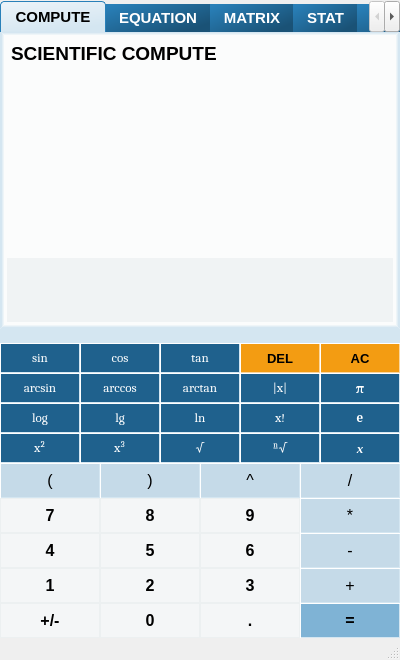
Before: the Qt Designer form visualcalc.ui in Ruixin-Wang/VisualCalc, drawn with Qt 5.
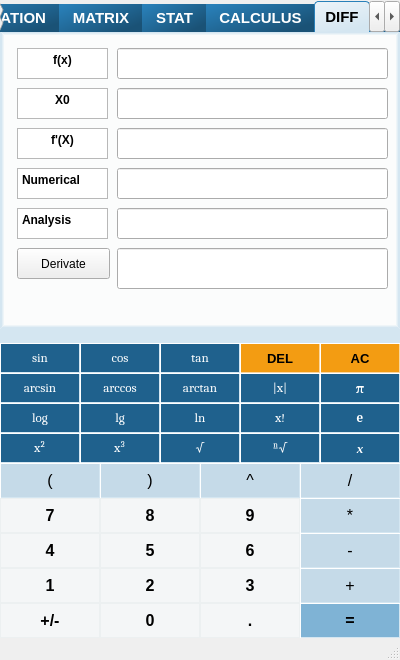
After: the same form once the commit is applied.

Commit message: Some change about visualcalc.ui and cpp

Patch:
```diff
--- a/visualcalc.ui
+++ b/visualcalc.ui
@@ -2789,7 +2789,7 @@
        <enum>QTabWidget::Rounded</enum>
       </property>
       <property name="currentIndex">
-       <number>0</number>
+       <number>5</number>
       </property>
       <property name="elideMode">
        <enum>Qt::ElideNone</enum>
@@ -4725,6 +4725,169 @@
         </item>
        </layout>
       </widget>
+      <widget class="QWidget" name="tab_DIFF">
+       <attribute name="title">
+        <string>DIFF</string>
+       </attribute>
+       <widget class="QPushButton" name="Diff_btn">
+        <property name="geometry">
+         <rect>
+          <x>10</x>
+          <y>210</y>
+          <width>93</width>
+          <height>31</height>
+         </rect>
+        </property>
+        <property name="text">
+         <string>Derivate</string>
+        </property>
+       </widget>
+       <widget class="QTextEdit" name="textEdit">
+        <property name="geometry">
+         <rect>
+          <x>10</x>
+          <y>10</y>
+          <width>91</width>
+          <height>31</height>
+         </rect>
+        </property>
+        <property name="html">
+         <string>&lt;!DOCTYPE HTML PUBLIC &quot;-//W3C//DTD HTML 4.0//EN&quot; &quot;http://www.w3.org/TR/REC-html40/strict.dtd&quot;&gt;
+&lt;html&gt;&lt;head&gt;&lt;meta name=&quot;qrichtext&quot; content=&quot;1&quot; /&gt;&lt;style type=&quot;text/css&quot;&gt;
+p, li { white-space: pre-wrap; }
+&lt;/style&gt;&lt;/head&gt;&lt;body style=&quot; font-family:'SimSun'; font-size:9pt; font-weight:400; font-style:normal;&quot;&gt;
+&lt;p align=&quot;center&quot; style=&quot; margin-top:0px; margin-bottom:0px; margin-left:0px; margin-right:0px; -qt-block-indent:0; text-indent:0px;&quot;&gt;&lt;span style=&quot; font-weight:600;&quot;&gt;f(x)&lt;/span&gt;&lt;/p&gt;&lt;/body&gt;&lt;/html&gt;</string>
+        </property>
+       </widget>
+       <widget class="QTextEdit" name="textEdit_2">
+        <property name="geometry">
+         <rect>
+          <x>10</x>
+          <y>50</y>
+          <width>91</width>
+          <height>31</height>
+         </rect>
+        </property>
+        <property name="html">
+         <string>&lt;!DOCTYPE HTML PUBLIC &quot;-//W3C//DTD HTML 4.0//EN&quot; &quot;http://www.w3.org/TR/REC-html40/strict.dtd&quot;&gt;
+&lt;html&gt;&lt;head&gt;&lt;meta name=&quot;qrichtext&quot; content=&quot;1&quot; /&gt;&lt;style type=&quot;text/css&quot;&gt;
+p, li { white-space: pre-wrap; }
+&lt;/style&gt;&lt;/head&gt;&lt;body style=&quot; font-family:'SimSun'; font-size:9pt; font-weight:400; font-style:normal;&quot;&gt;
+&lt;p align=&quot;center&quot; style=&quot; margin-top:0px; margin-bottom:0px; margin-left:0px; margin-right:0px; -qt-block-indent:0; text-indent:0px;&quot;&gt;&lt;span style=&quot; font-weight:600;&quot;&gt;X0&lt;/span&gt;&lt;/p&gt;&lt;/body&gt;&lt;/html&gt;</string>
+        </property>
+       </widget>
+       <widget class="QLineEdit" name="DiffExpr">
+        <property name="geometry">
+         <rect>
+          <x>110</x>
+          <y>10</y>
+          <width>271</width>
+          <height>31</height>
+         </rect>
+        </property>
+       </widget>
+       <widget class="QLineEdit" name="Diff_x0">
+        <property name="geometry">
+         <rect>
+          <x>110</x>
+          <y>50</y>
+          <width>271</width>
+          <height>31</height>
+         </rect>
+        </property>
+       </widget>
+       <widget class="QTextEdit" name="textEdit_4">
+        <property name="geometry">
+         <rect>
+          <x>10</x>
+          <y>130</y>
+          <width>91</width>
+          <height>31</height>
+         </rect>
+        </property>
+        <property name="html">
+         <string>&lt;!DOCTYPE HTML PUBLIC &quot;-//W3C//DTD HTML 4.0//EN&quot; &quot;http://www.w3.org/TR/REC-html40/strict.dtd&quot;&gt;
+&lt;html&gt;&lt;head&gt;&lt;meta name=&quot;qrichtext&quot; content=&quot;1&quot; /&gt;&lt;style type=&quot;text/css&quot;&gt;
+p, li { white-space: pre-wrap; }
+&lt;/style&gt;&lt;/head&gt;&lt;body style=&quot; font-family:'SimSun'; font-size:9pt; font-weight:400; font-style:normal;&quot;&gt;
+&lt;p style=&quot; margin-top:0px; margin-bottom:0px; margin-left:0px; margin-right:0px; -qt-block-indent:0; text-indent:0px;&quot;&gt;&lt;span style=&quot; font-weight:600;&quot;&gt;Numerical&lt;/span&gt;&lt;/p&gt;&lt;/body&gt;&lt;/html&gt;</string>
+        </property>
+       </widget>
+       <widget class="QTextEdit" name="textEdit_5">
+        <property name="geometry">
+         <rect>
+          <x>10</x>
+          <y>170</y>
+          <width>91</width>
+          <height>31</height>
+         </rect>
+        </property>
+        <property name="html">
+         <string>&lt;!DOCTYPE HTML PUBLIC &quot;-//W3C//DTD HTML 4.0//EN&quot; &quot;http://www.w3.org/TR/REC-html40/strict.dtd&quot;&gt;
+&lt;html&gt;&lt;head&gt;&lt;meta name=&quot;qrichtext&quot; content=&quot;1&quot; /&gt;&lt;style type=&quot;text/css&quot;&gt;
+p, li { white-space: pre-wrap; }
+&lt;/style&gt;&lt;/head&gt;&lt;body style=&quot; font-family:'SimSun'; font-size:9pt; font-weight:400; font-style:normal;&quot;&gt;
+&lt;p style=&quot; margin-top:0px; margin-bottom:0px; margin-left:0px; margin-right:0px; -qt-block-indent:0; text-indent:0px;&quot;&gt;&lt;span style=&quot; font-weight:600;&quot;&gt;Analysis&lt;/span&gt;&lt;/p&gt;&lt;/body&gt;&lt;/html&gt;</string>
+        </property>
+       </widget>
+       <widget class="QLineEdit" name="Diff_analysis">
+        <property name="geometry">
+         <rect>
+          <x>110</x>
+          <y>170</y>
+          <width>271</width>
+          <height>31</height>
+         </rect>
+        </property>
+       </widget>
+       <widget class="QTextEdit" name="textEdit_6">
+        <property name="geometry">
+         <rect>
+          <x>10</x>
+          <y>90</y>
+          <width>91</width>
+          <height>31</height>
+         </rect>
+        </property>
+        <property name="html">
+         <string>&lt;!DOCTYPE HTML PUBLIC &quot;-//W3C//DTD HTML 4.0//EN&quot; &quot;http://www.w3.org/TR/REC-html40/strict.dtd&quot;&gt;
+&lt;html&gt;&lt;head&gt;&lt;meta name=&quot;qrichtext&quot; content=&quot;1&quot; /&gt;&lt;style type=&quot;text/css&quot;&gt;
+p, li { white-space: pre-wrap; }
+&lt;/style&gt;&lt;/head&gt;&lt;body style=&quot; font-family:'SimSun'; font-size:9pt; font-weight:400; font-style:normal;&quot;&gt;
+&lt;p align=&quot;center&quot; style=&quot; margin-top:0px; margin-bottom:0px; margin-left:0px; margin-right:0px; -qt-block-indent:0; text-indent:0px;&quot;&gt;&lt;span style=&quot; font-weight:600;&quot;&gt;f'(X)&lt;/span&gt;&lt;/p&gt;&lt;/body&gt;&lt;/html&gt;</string>
+        </property>
+       </widget>
+       <widget class="QLineEdit" name="Diff_diffexpr">
+        <property name="geometry">
+         <rect>
+          <x>110</x>
+          <y>90</y>
+          <width>271</width>
+          <height>31</height>
+         </rect>
+        </property>
+       </widget>
+       <widget class="QLineEdit" name="Diff_numerical">
+        <property name="geometry">
+         <rect>
+          <x>110</x>
+          <y>130</y>
+          <width>271</width>
+          <height>31</height>
+         </rect>
+        </property>
+       </widget>
+       <widget class="QLineEdit" name="Diff_Val">
+        <property name="geometry">
+         <rect>
+          <x>110</x>
+          <y>210</y>
+          <width>271</width>
+          <height>41</height>
+         </rect>
+        </property>
+       </widget>
+      </widget>
       <widget class="QWidget" name="tab_GRAPH">
        <attribute name="title">
         <string> GRAPH </string>
```
Left out of the diff: 2892 changed lines with no effect on the pictures. The commit also changes 1 other file.
